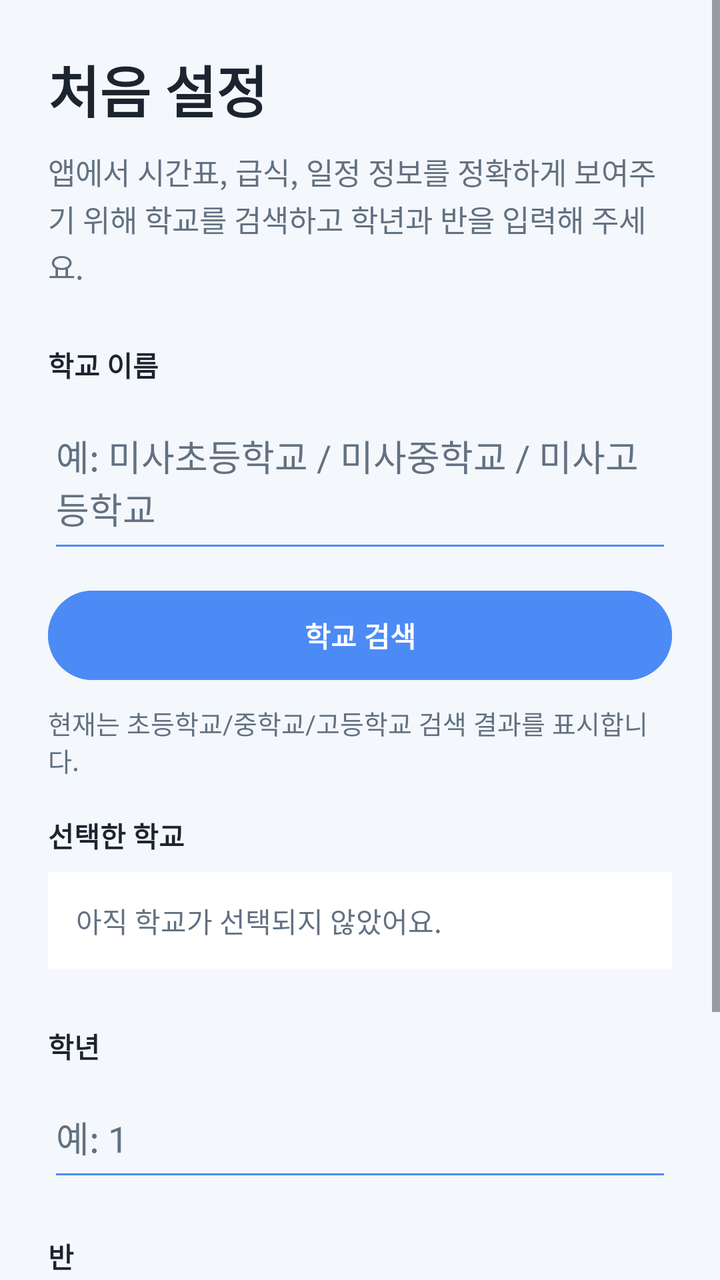
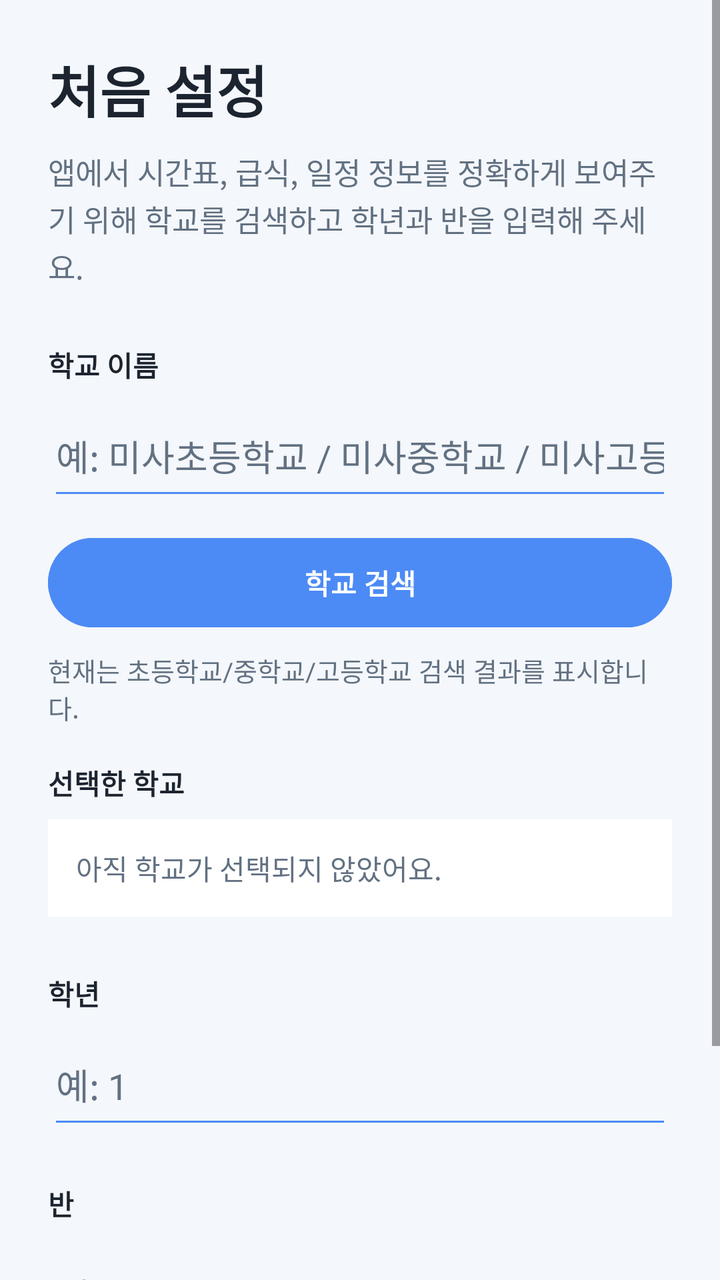

The first picture is an Android layout as it rendered before a commit; the second is the same layout after the commit. The layout source and the unified diff follow.
<!-- AndroidManifest.xml: application theme Theme.MisSchoolApp -->
<!-- res/layout/activity_setup.xml -->
<?xml version="1.0" encoding="utf-8"?>
<layout xmlns:android="http://schemas.android.com/apk/res/android">

    <data />

    <ScrollView
        android:layout_width="match_parent"
        android:layout_height="match_parent"
        android:background="@color/bg_page"
    android:clipToPadding="false"
    android:fillViewport="true">

        <LinearLayout
            android:layout_width="match_parent"
            android:layout_height="wrap_content"
            android:orientation="vertical"
            android:padding="24dp">

            <TextView
                android:layout_width="wrap_content"
                android:layout_height="wrap_content"
                android:text="@string/setup_title"
                android:textColor="@color/text_primary"
                android:textSize="28sp"
                android:textStyle="bold" />

            <TextView
                android:layout_width="match_parent"
                android:layout_height="wrap_content"
                android:layout_marginTop="10dp"
                android:lineSpacingExtra="2dp"
                android:text="@string/setup_description"
                android:textColor="@color/text_secondary"
                android:textSize="15sp" />

            <TextView
                android:layout_width="wrap_content"
                android:layout_height="wrap_content"
                android:layout_marginTop="28dp"
                android:text="@string/setup_school_label"
                android:textColor="@color/text_primary"
                android:textSize="14sp"
                android:textStyle="bold" />

            <EditText
                android:id="@+id/schoolQueryInput"
                android:layout_width="match_parent"
                android:layout_height="wrap_content"
                android:layout_marginTop="8dp"
                android:backgroundTint="@color/brand_blue"
                android:hint="@string/setup_school_hint"
                android:paddingVertical="14dp"
                android:textColor="@color/text_primary"
                android:textColorHint="@color/text_secondary" />

            <Button
                android:id="@+id/searchSchoolButton"
                android:layout_width="match_parent"
                android:layout_height="wrap_content"
                android:layout_marginTop="10dp"
                android:backgroundTint="@color/brand_blue"
                android:paddingVertical="12dp"
                android:text="@string/setup_school_search_button"
                android:textColor="@color/white"
                android:textStyle="bold" />

            <TextView
                android:layout_width="match_parent"
                android:layout_height="wrap_content"
                android:layout_marginTop="8dp"
                android:text="@string/setup_school_helper"
                android:textColor="@color/text_secondary"
                android:textSize="13sp" />

            <TextView
                android:id="@+id/schoolSearchMessageText"
                android:layout_width="match_parent"
                android:layout_height="wrap_content"
                android:layout_marginTop="10dp"
                android:background="@color/brand_blue_soft"
                android:padding="12dp"
                android:textColor="@color/text_primary"
                android:textSize="13sp"
                android:visibility="gone" />

            <TextView
                android:layout_width="wrap_content"
                android:layout_height="wrap_content"
                android:layout_marginTop="18dp"
                android:text="@string/setup_school_selected_label"
                android:textColor="@color/text_primary"
                android:textSize="14sp"
                android:textStyle="bold" />

            <TextView
                android:id="@+id/selectedSchoolSummaryText"
                android:layout_width="match_parent"
                android:layout_height="wrap_content"
                android:layout_marginTop="8dp"
                android:background="@color/surface_card"
                android:padding="14dp"
                android:text="@string/setup_school_selected_empty"
                android:textColor="@color/text_secondary"
                android:textSize="14sp" />

            <TextView
                android:id="@+id/schoolResultsLabel"
                android:layout_width="wrap_content"
                android:layout_height="wrap_content"
                android:layout_marginTop="18dp"
                android:text="@string/setup_school_results_label"
                android:textColor="@color/text_primary"
                android:textSize="14sp"
                android:textStyle="bold"
                android:visibility="gone" />

            <RadioGroup
                android:id="@+id/schoolResultsGroup"
                android:layout_width="match_parent"
                android:layout_height="wrap_content"
                android:layout_marginTop="8dp"
                android:orientation="vertical"
                android:visibility="gone" />

            <TextView
                android:layout_width="wrap_content"
                android:layout_height="wrap_content"
                android:layout_marginTop="28dp"
                android:text="@string/setup_grade_label"
                android:textColor="@color/text_primary"
                android:textSize="14sp"
                android:textStyle="bold" />

            <EditText
                android:id="@+id/gradeInput"
                android:layout_width="match_parent"
                android:layout_height="wrap_content"
                android:layout_marginTop="8dp"
                android:backgroundTint="@color/brand_blue"
                android:hint="@string/setup_grade_hint"
                android:inputType="number"
                android:maxLength="1"
                android:paddingVertical="14dp"
                android:textColor="@color/text_primary"
                android:textColorHint="@color/text_secondary" />

            <TextView
                android:layout_width="wrap_content"
                android:layout_height="wrap_content"
                android:layout_marginTop="22dp"
                android:text="@string/setup_class_label"
                android:textColor="@color/text_primary"
                android:textSize="14sp"
                android:textStyle="bold" />

            <EditText
                android:id="@+id/classInput"
                android:layout_width="match_parent"
                android:layout_height="wrap_content"
                android:layout_marginTop="8dp"
                android:backgroundTint="@color/brand_blue"
                android:hint="@string/setup_class_hint"
                android:inputType="number"
                android:maxLength="2"
                android:paddingVertical="14dp"
                android:textColor="@color/text_primary"
                android:textColorHint="@color/text_secondary" />

            <Button
                android:id="@+id/saveStudentInfoButton"
                android:layout_width="match_parent"
                android:layout_height="wrap_content"
                android:layout_marginTop="28dp"
                android:backgroundTint="@color/brand_blue"
                android:paddingVertical="14dp"
                android:text="@string/setup_save_button"
                android:textColor="@color/white"
                android:textStyle="bold" />

        </LinearLayout>

    </ScrollView>
</layout>
<!-- resources referenced by this layout -->
<resources>
  <color name="bg_page">#F4F7FB</color>
  <color name="brand_blue">#4C8BF5</color>
  <color name="brand_blue_soft">#DDEBFF</color>
  <color name="surface_card">#FFFFFFFF</color>
  <color name="text_primary">#1C2430</color>
  <color name="text_secondary">#627182</color>
  <color name="white">#FFFFFFFF</color>
  <string name="setup_class_hint">예: 3</string>
  <string name="setup_class_label">반</string>
  <string name="setup_description">앱에서 시간표, 급식, 일정 정보를 정확하게 보여주기 위해 학교를 검색하고 학년과 반을 입력해 주세요.</string>
  <string name="setup_grade_hint">예: 1</string>
  <string name="setup_grade_label">학년</string>
  <string name="setup_save_button">시작하기</string>
  <string name="setup_school_helper">현재는 초등학교/중학교/고등학교 검색 결과를 표시합니다.</string>
  <string name="setup_school_hint">예: 미사초등학교 / 미사중학교 / 미사고등학교</string>
  <string name="setup_school_label">학교 이름</string>
  <string name="setup_school_results_label">검색 결과</string>
  <string name="setup_school_search_button">학교 검색</string>
  <string name="setup_school_selected_empty">아직 학교가 선택되지 않았어요.</string>
  <string name="setup_school_selected_label">선택한 학교</string>
  <string name="setup_title">처음 설정</string>
  <style name="Theme.MisSchoolApp" parent="Base.Theme.MisSchoolApp" />
  <style name="Base.Theme.MisSchoolApp" parent="Theme.Material3.DayNight.NoActionBar">
          
          
      </style>
</resources>

<!-- the commit's change to res/layout/activity_setup.xml (unified diff, before → after) -->
@@ -7,8 +7,8 @@
         android:layout_width="match_parent"
         android:layout_height="match_parent"
         android:background="@color/bg_page"
-    android:clipToPadding="false"
-    android:fillViewport="true">
+        android:clipToPadding="false"
+        android:fillViewport="true">
 
         <LinearLayout
             android:layout_width="match_parent"
@@ -49,7 +49,11 @@
                 android:layout_marginTop="8dp"
                 android:backgroundTint="@color/brand_blue"
                 android:hint="@string/setup_school_hint"
+                android:imeOptions="actionSearch"
+                android:inputType="text"
+                android:maxLines="1"
                 android:paddingVertical="14dp"
+                android:singleLine="true"
                 android:textColor="@color/text_primary"
                 android:textColorHint="@color/text_secondary" />
 
@@ -138,6 +142,7 @@
                 android:layout_marginTop="8dp"
                 android:backgroundTint="@color/brand_blue"
                 android:hint="@string/setup_grade_hint"
+                android:imeOptions="actionNext"
                 android:inputType="number"
                 android:maxLength="1"
                 android:paddingVertical="14dp"
@@ -160,6 +165,7 @@
                 android:layout_marginTop="8dp"
                 android:backgroundTint="@color/brand_blue"
                 android:hint="@string/setup_class_hint"
+                android:imeOptions="actionDone"
                 android:inputType="number"
                 android:maxLength="2"
                 android:paddingVertical="14dp"
